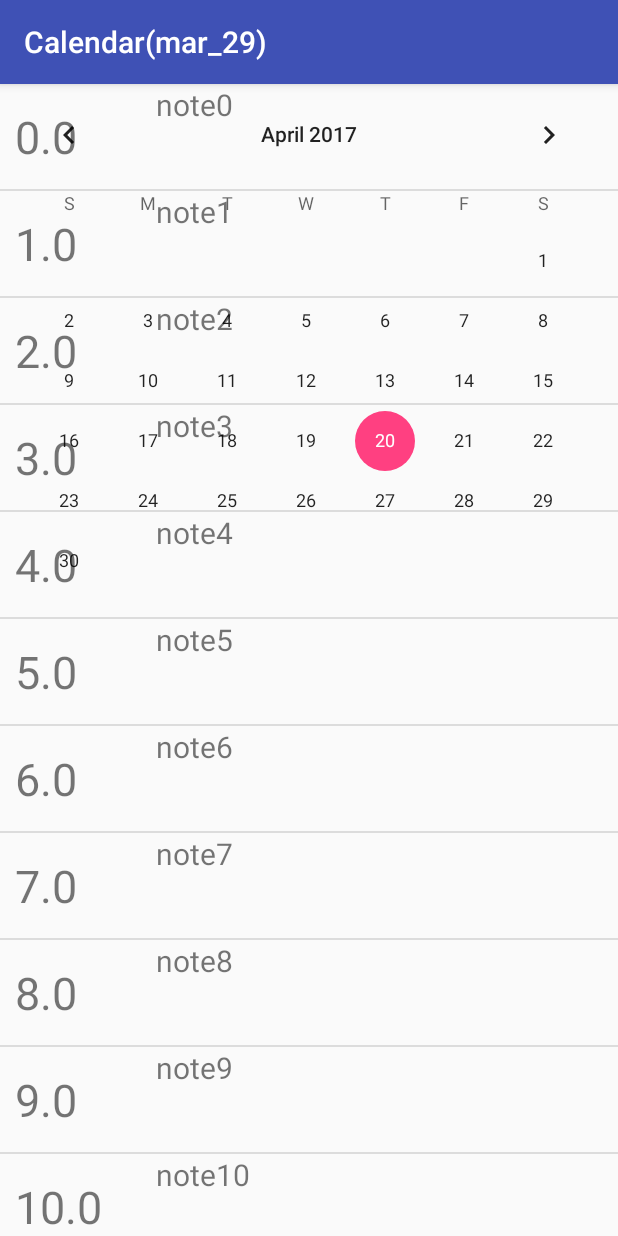
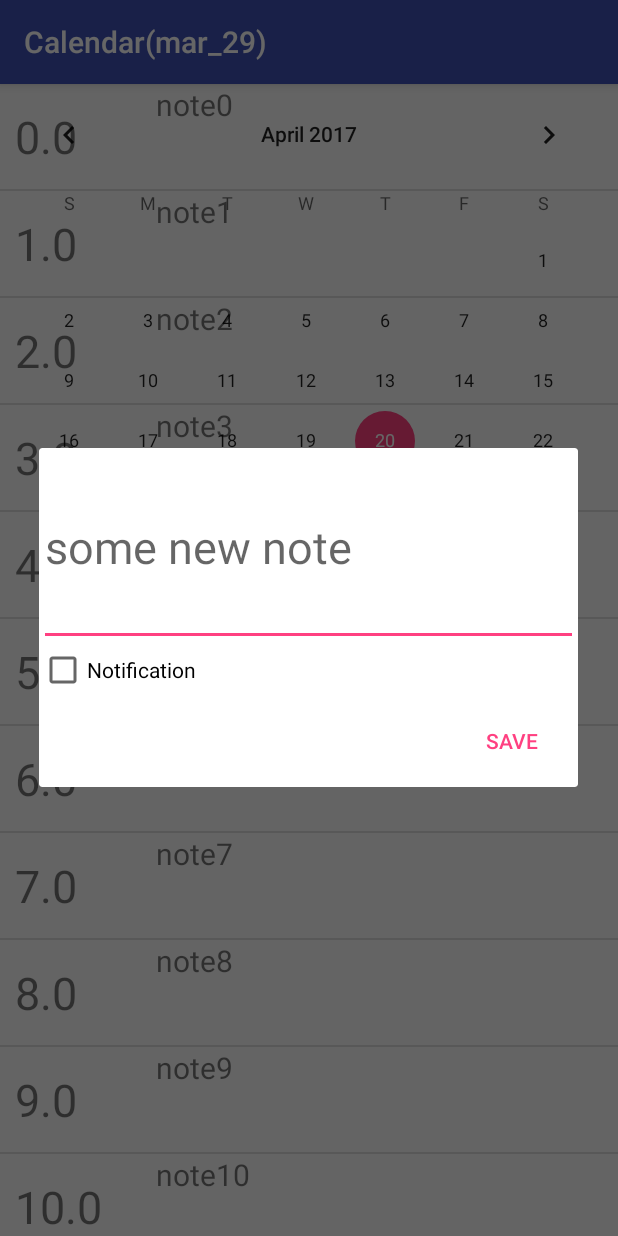
Before and after one commit to VozNick/Calendar, an Android app: the fragment ListItemFragment placed in its activity, after a tap on an icon or button, on a phone screen of 412 x 824 dp. Run offline under Robolectric (Android 15) with nearby library versions, the phone set to English and light mode, and no system bars; our stand-ins replace ButterKnife.

Commit message:
saving / displaying notes

```diff
--- a/app/src/main/AndroidManifest.xml
+++ b/app/src/main/AndroidManifest.xml
@@ -16,6 +16,10 @@
                 <category android:name="android.intent.category.LAUNCHER" />
             </intent-filter>
         </activity>
+        <service
+            android:name=".service.NotificationService"
+            android:enabled="true"
+            android:exported="true" />
     </application>
 
 </manifest>
--- a/app/src/main/java/com/example/vmm408/calendarmar_29/MainActivity.java
+++ b/app/src/main/java/com/example/vmm408/calendarmar_29/MainActivity.java
@@ -1,10 +1,12 @@
 package com.example.vmm408.calendarmar_29;
 
+import android.content.Intent;
 import android.support.v7.app.AppCompatActivity;
 import android.os.Bundle;
 import android.widget.RelativeLayout;
 
 import com.example.vmm408.calendarmar_29.fragments.CalendarViewFragment;
+import com.example.vmm408.calendarmar_29.service.NotificationService;
 
 import butterknife.BindView;
 import butterknife.ButterKnife;
@@ -19,6 +21,7 @@ public class MainActivity extends AppCompatActivity {
         setContentView(R.layout.activity_main);
         ButterKnife.bind(this);
         new CalendarViewFragment().initNewFragment(this, activity_main_container, "calendar_f");
+        startService(new Intent(this, NotificationService.class));
     }
 
     @Override
--- a/app/src/main/java/com/example/vmm408/calendarmar_29/adapter/Adapter.java
+++ b/app/src/main/java/com/example/vmm408/calendarmar_29/adapter/Adapter.java
@@ -1,10 +1,12 @@
 package com.example.vmm408.calendarmar_29.adapter;
 
+import android.app.AlarmManager;
 import android.app.AlertDialog;
+import android.app.PendingIntent;
 import android.content.ContentValues;
 import android.content.Context;
 import android.content.DialogInterface;
-import android.database.sqlite.SQLiteDatabase;
+import android.content.Intent;
 import android.text.TextUtils;
 import android.view.LayoutInflater;
 import android.view.View;
@@ -16,47 +18,55 @@ import android.widget.TextView;
 
 import com.example.vmm408.calendarmar_29.R;
 import com.example.vmm408.calendarmar_29.dataBaseHelper.DBHelper;
-import com.example.vmm408.calendarmar_29.fragments.ListItemFragment;
 import com.example.vmm408.calendarmar_29.models.NoteModel;
 
-import java.util.ArrayList;
 import java.util.Calendar;
+import java.util.Date;
 import java.util.List;
 
 import butterknife.ButterKnife;
 
-public class Adapter extends BaseAdapter implements View.OnClickListener {
-    private List<NoteModel> noteModelList = new ArrayList<>();
+public class Adapter extends BaseAdapter {
+    private Context context;
+    private List<NoteModel> noteModelList;
     private DBHelper dbHelper;
-    private Context context;
     private LayoutInflater layoutInflater;
 
     private int year;
     private int month;
     private int dayOfMonth;
-    private AlertDialog alertDialog;
 
+    private EditText descriptionAlert;
+    private CheckBox isNotifyAlert;
+    private ContentValues contentValues;
+    private Calendar calendar;
 
-    public Adapter(Context context, List<NoteModel> noteModelList, DBHelper dbHelper, int year, int month, int dayOfMonth) {
+    public Adapter(Context context, List<NoteModel> noteModelList, DBHelper dbHelper,
+                   int year, int month, int dayOfMonth) {
+        this.context = context;
+        this.noteModelList = noteModelList;
+        this.dbHelper = dbHelper;
         this.year = year;
         this.month = month;
         this.dayOfMonth = dayOfMonth;
+        layoutInflater = (LayoutInflater) context.getSystemService(Context.LAYOUT_INFLATER_SERVICE);
+        fillList();
+    }
 
-        this.dbHelper = dbHelper;
-        this.noteModelList = noteModelList;
-        this.context = context;
-
-        layoutInflater = (LayoutInflater) context.getSystemService(Context.LAYOUT_INFLATER_SERVICE);
-
-        if (noteModelList.size() == 0)
+    private void fillList() {
+        if (noteModelList.size() == 0) {
+//            for (int i = 0; i < 24; i++) {
+//                if (noteModelList.get(i).getTime() != (i + 0f)) {
+//                    noteModelList.add(i, new NoteModel("note" + String.valueOf(i), i, false));
+//                } else {
+//                    i++;
+//                }
+//            }
+//        } else {
             for (int i = 0; i < 24; i++) {
                 noteModelList.add(new NoteModel("note" + String.valueOf(i), i, false));
             }
         }
-
-    @Override
-    public void notifyDataSetChanged() {
-        super.notifyDataSetChanged();
     }
 
     @Override
@@ -71,62 +81,113 @@ public class Adapter extends BaseAdapter implements View.OnClickListener {
 
     @Override
     public long getItemId(int position) {
-//        alert(position);
         return position;
     }
 
     @Override
-    public View getView(int position, View convertView, ViewGroup parent) {
-
+    public View getView(final int position, View convertView, ViewGroup parent) {
         convertView = layoutInflater.inflate(R.layout.style_item, parent, false);
-        ((TextView) convertView.findViewById(R.id.time_tv)).setText(String.valueOf(noteModelList.get(position).getTime()));
-        ((TextView) convertView.findViewById(R.id.note_tv)).setText(noteModelList.get(position).getDescription());
-
-        convertView.findViewById(R.id.notification_iv).setVisibility((noteModelList.get(position).isNotify() ? View.VISIBLE : View.GONE));
-        convertView.setOnClickListener(this);
+        setToWidgets(convertView, position);
+        convertView.setOnClickListener(new View.OnClickListener() {
+            @Override
+            public void onClick(View v) {
+                createAlert(position);
+            }
+        });
         return convertView;
     }
-    @Override
-    public void onClick(View v) {
-//        System.out.println(position);
-        View alertView = LayoutInflater.from(context).inflate(R.layout.style_new_alert, null);
-        final EditText description = ButterKnife.findById(alertView, R.id.note_et);
-        final CheckBox isNotify = ButterKnife.findById(alertView, R.id.is_notify_cb);
 
-        if (alertDialog == null) {
-            alertDialog = new AlertDialog.Builder(context)
-                    .setView(alertView)
+    private void setToWidgets(View convertView, int position) {
+        ((TextView) convertView.findViewById(R.id.time_tv))
+                .setText(String.valueOf(noteModelList.get(position).getTime()));
+        ((TextView) convertView.findViewById(R.id.note_tv))
+                .setText(noteModelList.get(position).getDescription());
+        convertView.findViewById(R.id.notification_iv)
+                .setVisibility((noteModelList.get(position)
+                        .isNotify() ? View.VISIBLE : View.GONE));
+    }
+
+    private void createAlert(final int position) {
+        new AlertDialog.Builder(context)
+                .setView(alertView())
                 .setPositiveButton("Save", new DialogInterface.OnClickListener() {
                     @Override
                     public void onClick(DialogInterface dialog, int which) {
-                            if (!TextUtils.isEmpty(description.getText())) {
+                        positiveAlertClick(position);
+                        dialog.dismiss();
+//                            new ListItemFragment();
+                    }
+                }).create().show();
+    }
 
-                                Calendar calendar = Calendar.getInstance();
+//    @Override
+//    public void onClick(View v) {
+//        new AlertDialog.Builder(context)
+//                .setView(alertView())
+//                .setPositiveButton("Save", new DialogInterface.OnClickListener() {
+//                    @Override
+//                    public void onClick(DialogInterface dialog, int which) {
+//                        if (!TextUtils.isEmpty(descriptionAlert.getText())) {
+//                            Calendar calendar = Calendar.getInstance();
+//                            calendar.set(year, month, dayOfMonth);
+//                            initValues(calendar);
+//                            dbHelper.getWritableDatabase().insert("events", null, contentValues);
+//
+//                            PendingIntent pendingIntent = PendingIntent.getBroadcast(context, 101, new Intent("wakeup"), PendingIntent.FLAG_ONE_SHOT);
+//                            AlarmManager alarmManager = (AlarmManager) context.getSystemService(Context.ALARM_SERVICE);
+//                            calendar.setTime(new Date(System.currentTimeMillis()));
+//                            calendar.add(Calendar.MINUTE, 1);
+//                            alarmManager.set(AlarmManager.RTC_WAKEUP, 0, pendingIntent);
+//
+//
+////                            noteModelList.add(new NoteModel(descriptionAlert.getText().toString(), position, (isNotify.isChecked())));
+////                            notifyDataSetChanged();
+//                        }
+//                        dialog.dismiss();
+//
+////                            new ListItemFragment();
+//                    }
+//                }).create().show();
+//    }
+
+    private View alertView() {
+        View view = LayoutInflater.from(context).inflate(R.layout.style_new_alert, null);
+        descriptionAlert = ButterKnife.findById(view, R.id.note_et);
+        isNotifyAlert = ButterKnife.findById(view, R.id.is_notify_cb);
+        return view;
+    }
+
+    private void positiveAlertClick(int position) {
+        if (!TextUtils.isEmpty(descriptionAlert.getText())) {
+            calendar = Calendar.getInstance();
             calendar.set(year, month, dayOfMonth);
+            initValues(position);
+            dbHelper.getWritableDatabase().insert("events", null, contentValues);
 
-                                ContentValues contentValues = new ContentValues();
+            noteModelList.add(new NoteModel(descriptionAlert.getText().toString(), position, (isNotifyAlert.isChecked())));
+            notifyDataSetChanged();
 
-                                contentValues.put("description", description.getText().toString());
-                                contentValues.put("is_notify", (isNotify.isChecked()));
 
-//                                contentValues.put("event_time", position);
+            initNotification();
+        }
+    }
 
+    private void initValues(int position) {
+        contentValues = new ContentValues();
+        contentValues.put("description", descriptionAlert.getText().toString());
+        contentValues.put("is_notify", (isNotifyAlert.isChecked()));
+        contentValues.put("event_time", position);
         contentValues.put("year", calendar.get(Calendar.YEAR));
         contentValues.put("month", calendar.get(Calendar.MONTH));
         contentValues.put("day_of_month", calendar.get(Calendar.DAY_OF_MONTH));
+    }
 
-                                SQLiteDatabase sqLiteDatabase = dbHelper.getWritableDatabase();
-                                sqLiteDatabase.insert("events", null, contentValues);
-//                                noteModelList.add(new NoteModel(description.getText().toString(), position, (isNotify.isChecked())));
-                                notifyDataSetChanged();
-                            }
-                            dialog.dismiss();
-
-                            new ListItemFragment();
-                        }
-                    }).create();
-            alertDialog.show();
-        }
+    private void initNotification() {
+        PendingIntent pendingIntent = PendingIntent.getBroadcast(context, 101, new Intent("wakeup"), PendingIntent.FLAG_ONE_SHOT);
+        AlarmManager alarmManager = (AlarmManager) context.getSystemService(Context.ALARM_SERVICE);
+        calendar.setTime(new Date(System.currentTimeMillis()));
+        calendar.add(Calendar.MINUTE, 1);
+        alarmManager.set(AlarmManager.RTC_WAKEUP, 0, pendingIntent);
     }
 
 }
--- a/app/src/main/java/com/example/vmm408/calendarmar_29/fragments/ListItemFragment.java
+++ b/app/src/main/java/com/example/vmm408/calendarmar_29/fragments/ListItemFragment.java
@@ -4,13 +4,10 @@ import android.database.Cursor;
 import android.database.sqlite.SQLiteDatabase;
 import android.os.Bundle;
 import android.support.annotation.Nullable;
-import android.app.AlertDialog;
 import android.view.LayoutInflater;
 import android.view.View;
 import android.view.ViewGroup;
-import android.widget.LinearLayout;
 import android.widget.ListView;
-import android.widget.TextView;
 
 import com.example.vmm408.calendarmar_29.R;
 import com.example.vmm408.calendarmar_29.adapter.Adapter;
@@ -25,7 +22,9 @@ import butterknife.BindView;
 public class ListItemFragment extends BaseFragment {
     @BindView(R.id.item_container_lv)
     ListView item_container_lv;
+    private List<NoteModel> noteModelList = new ArrayList<>();
     private DBHelper dbHelper;
+    private Cursor cursor;
     private int year;
     private int month;
     private int dayOfMonth;
@@ -43,10 +42,41 @@ public class ListItemFragment extends BaseFragment {
         super.onViewCreated(view, savedInstanceState);
         dbHelper = new DBHelper(getContext());
         getArgs();
+        getNoteModel(year, month, dayOfMonth);
+        item_container_lv.setAdapter(new Adapter(getActivity(), noteModelList, dbHelper,
+                year, month, dayOfMonth));
+    }
 
+    private void getArgs() {
+        Bundle bundle = getArguments();
+        if (bundle != null) {
+            year = bundle.getInt("year");
+            month = bundle.getInt("month");
+            dayOfMonth = bundle.getInt("dayOfMonth");
+        }
+    }
 
-        item_container_lv.setAdapter(new Adapter(getActivity(),
-                getNoteModel(year, month + 1, dayOfMonth), dbHelper, year, month, dayOfMonth));
+    private void getNoteModel(int year, int month, int dayOfMonth) {
+        SQLiteDatabase sqLiteDatabase = dbHelper.getReadableDatabase();
+        cursor = sqLiteDatabase.query(
+                "events",
+                new String[]{"description", "is_notify", "event_time"},
+                "year=? AND month=? AND day_of_month=?",
+                new String[]{String.valueOf(year),
+                        String.valueOf(month),
+                        String.valueOf(dayOfMonth)},
+                null, null, null);
+        if (cursor.moveToFirst()) getFromCursor();
+        cursor.close();
+    }
+
+    private void getFromCursor() {
+        do {
+            noteModelList.add(new NoteModel(
+                    cursor.getString(cursor.getColumnIndex("description")),
+                    cursor.getInt(cursor.getColumnIndex("event_time")),
+                    cursor.getInt(cursor.getColumnIndex("is_notify")) == 1));
+        } while (cursor.moveToNext());
     }
 
     @Override
@@ -54,32 +84,4 @@ public class ListItemFragment extends BaseFragment {
         dbHelper.close();
         super.onDestroyView();
     }
-
-    private void getArgs() {
-        try {
-            year = getArguments().getInt("year");
-            month = getArguments().getInt("month");
-            dayOfMonth = getArguments().getInt("dayOfMonth");
-        } catch (NullPointerException ignored) {
-        }
-    }
-
-    private List<NoteModel> getNoteModel(int year, int month, int dayOfMonth) {
-        List<NoteModel> noteModelList = new ArrayList<>();
-        SQLiteDatabase sqLiteDatabase = dbHelper.getReadableDatabase();
-        Cursor cursor = sqLiteDatabase.query("events", new String[]{"description", "is_notify", "event_time"},
-                "day_of_month=?", new String[]{String.valueOf(dayOfMonth)}, null, null, null);
-
-        if (cursor.moveToFirst()) {
-            do {
-                NoteModel noteModel = new NoteModel();
-                noteModel.setDescription(cursor.getString(cursor.getColumnIndex("description")));
-                noteModel.setNotify((cursor.getInt(cursor.getColumnIndex("is_notify")) == 1));
-                noteModel.setTime(cursor.getFloat(cursor.getColumnIndex("event_time")));
-                noteModelList.add(noteModel);
-            } while (cursor.moveToNext());
-        }
-        return noteModelList;
-    }
-
 }
```
Also changed, not shown: app/src/main/java/com/example/vmm408/calendarmar_29/fragments/CalendarViewFragment.java (+3 -5 lines), app/src/main/java/com/example/vmm408/calendarmar_29/service/NotificationService.java (added, +36 -0 lines). Lines whose indentation alone changed are shown as unchanged.
